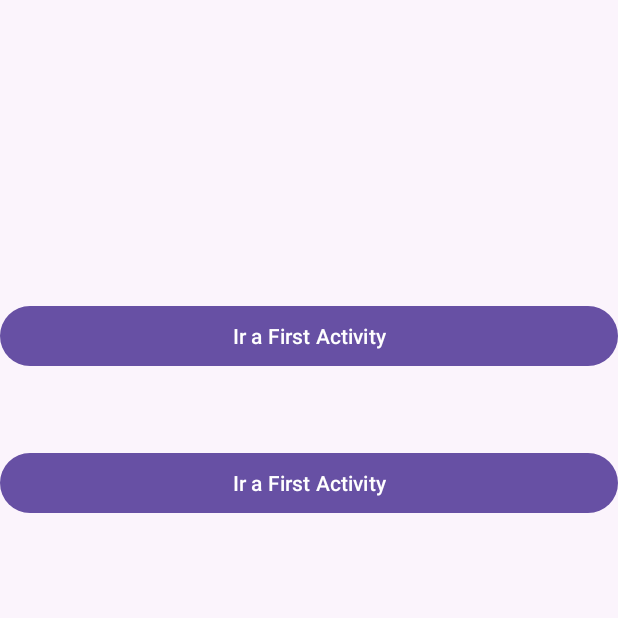
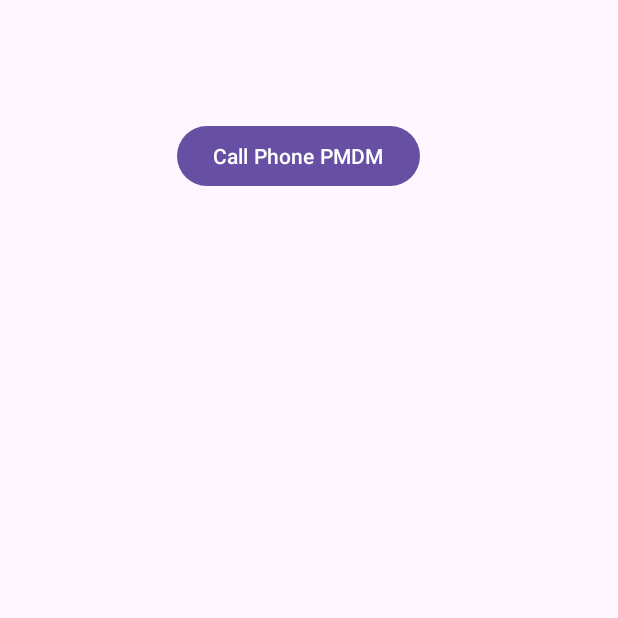
Before and after one commit to srodenas/EjemplosDeClase, an Android app: the screen it shows after launch (ExampleIntentExplicit before the commit, IntentCallPhone after it), on a phone screen of 412 x 824 dp, the top half of it. Run offline under Robolectric (Android 15) with nearby library versions, the phone set to English and light mode, and no system bars.

Commit message:
Tercer ejemplo con intent que realiza petición de permisos y llamada telefónica.

```diff
--- a/app/build.gradle.kts
+++ b/app/build.gradle.kts
@@ -9,7 +9,7 @@ android {
 
     defaultConfig {
         applicationId = "com.example.tema1"
-        minSdk = 24
+        minSdk = 22
         targetSdk = 33
         versionCode = 1
         versionName = "1.0"
--- /dev/null
+++ b/app/src/main/java/com/example/tema1/IntentCallPhone.kt
@@ -0,0 +1,104 @@
+package com.example.tema1
+
+import android.Manifest
+import android.content.Intent
+import android.content.pm.PackageManager
+import android.net.Uri
+import android.os.Build
+import androidx.appcompat.app.AppCompatActivity
+import android.os.Bundle
+import android.widget.Button
+import android.widget.Toast
+import androidx.activity.result.contract.ActivityResultContracts
+import androidx.core.content.ContextCompat
+
+
+class IntentCallPhone : AppCompatActivity() {
+    private lateinit var btnCallPhone : Button
+    companion object{
+        const val PHONE = "953123456"
+    }
+    override fun onCreate(savedInstanceState: Bundle?) {
+        super.onCreate(savedInstanceState)
+        setContentView(R.layout.activity_intent_call_phone)
+        initEvent()
+    }
+
+    private fun initEvent() {
+        btnCallPhone = findViewById(R.id.btn_call)
+        btnCallPhone.setOnClickListener{
+           requestPermissions()
+        }
+    }
+
+
+
+   //Santi 2023/2024
+    private fun requestPermissions(){
+        if (Build.VERSION.SDK_INT >= Build.VERSION_CODES.M){  //Tenemos que ver si pedimos permisos
+            if (PermissionPhone()){  //Si ya concedimos los permisos
+                call()  //Realizamos la llamada.
+            }
+            else{ //Tenemos que solicitar al usuario los permisos.
+                requestPermissionLauncher.launch(Manifest.permission.CALL_PHONE)
+            }
+        }else{
+            call() //No es necesario solicitar permisos, ya que es una API < 23
+        }
+    }
+
+
+
+    //Devuelve true si el usuario permitión los permisos de llamada.
+    private fun PermissionPhone(): Boolean =
+        ContextCompat.checkSelfPermission(this,
+            Manifest.permission.CALL_PHONE) == PackageManager.PERMISSION_GRANTED
+
+
+    private fun call() {
+        val intent = Intent(Intent.ACTION_CALL).apply {
+            data = Uri.parse("tel:$PHONE")  //No me complico, es el mismo teléfono.
+        }
+        startActivity(intent)
+    }
+
+
+    //llamada de orden superior.
+    private val requestPermissionLauncher = registerForActivityResult(
+        ActivityResultContracts.RequestPermission()) {
+            isGranted->
+                if (isGranted) {
+                    call()
+                }
+                else {
+                    Toast.makeText(this, "Necesitas habilitar los permisos", Toast.LENGTH_LONG).show()
+                }
+
+        }
+
+
+
+
+
+
+    /*
+        //API 23 - M
+        private fun call() {
+            val intent = Intent(Intent.ACTION_CALL).apply {
+                data = Uri.parse("tel:$PHONE")
+            }
+
+
+
+           if (ActivityCompat.checkSelfPermission(this, android.Manifest.permission.CALL_PHONE)!=
+               PackageManager.PERMISSION_GRANTED){
+               ActivityCompat.requestPermissions(this, arrayOf(android.Manifest.permission.CALL_PHONE), 1)
+
+           }else{
+               startActivity(intent)
+           }
+
+        }
+    */
+
+}
--- a/app/src/main/res/layout/activity_example_intent_explicit.xml
+++ b/app/src/main/res/layout/activity_example_intent_explicit.xml
@@ -22,7 +22,7 @@
         android:id="@+id/button2"
         android:layout_width="match_parent"
         android:layout_height="wrap_content"
-        android:text="Ir a First Activity"
+        android:text="Ir a Second Activity"
         android:layout_marginTop="50dp"
         app:layout_constraintEnd_toEndOf="parent"
         app:layout_constraintStart_toStartOf="parent"
--- a/app/src/main/res/layout/activity_first_intent_explicit.xml
+++ b/app/src/main/res/layout/activity_first_intent_explicit.xml
@@ -17,7 +17,7 @@
         app:layout_constraintEnd_toEndOf="parent"
         android:textSize="20sp"
         android:textStyle="bold"
-        android:textColor="@color/black"
+        android:textColor="@color/white"
         tools:text="Primer Activity" />
 
     <Button
--- /dev/null
+++ b/app/src/main/res/layout/activity_intent_call_phone.xml
@@ -0,0 +1,19 @@
+<?xml version="1.0" encoding="utf-8"?>
+<androidx.constraintlayout.widget.ConstraintLayout xmlns:android="http://schemas.android.com/apk/res/android"
+    xmlns:app="http://schemas.android.com/apk/res-auto"
+    xmlns:tools="http://schemas.android.com/tools"
+    android:layout_width="match_parent"
+    android:layout_height="match_parent"
+    tools:context=".IntentCallPhone">
+
+    <Button
+        android:id="@+id/btn_call"
+        android:layout_width="wrap_content"
+        android:layout_height="wrap_content"
+        android:layout_marginTop="80dp"
+        android:text="Call Phone PMDM"
+        app:layout_constraintEnd_toEndOf="parent"
+        app:layout_constraintHorizontal_bias="0.471"
+        app:layout_constraintStart_toStartOf="parent"
+        app:layout_constraintTop_toTopOf="parent" />
+</androidx.constraintlayout.widget.ConstraintLayout>
```
Also changed, not shown: app/src/main/AndroidManifest.xml (+21 -8 lines).
